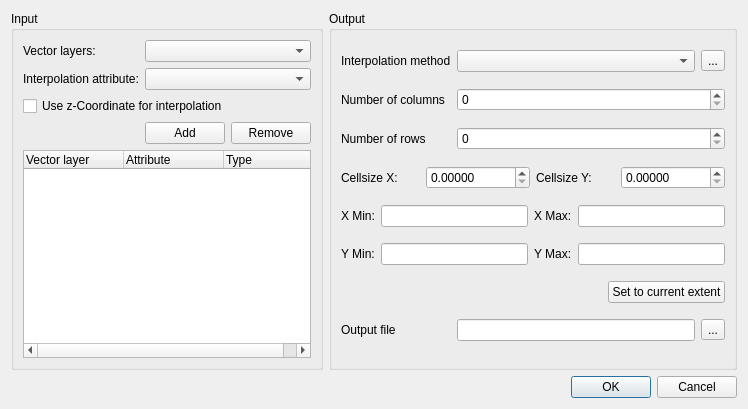
Before: the Qt Designer form qgis/src/plugins/interpolation/qgsinterpolationdialogbase.ui in sourcepole/qgis, drawn with Qt 5.
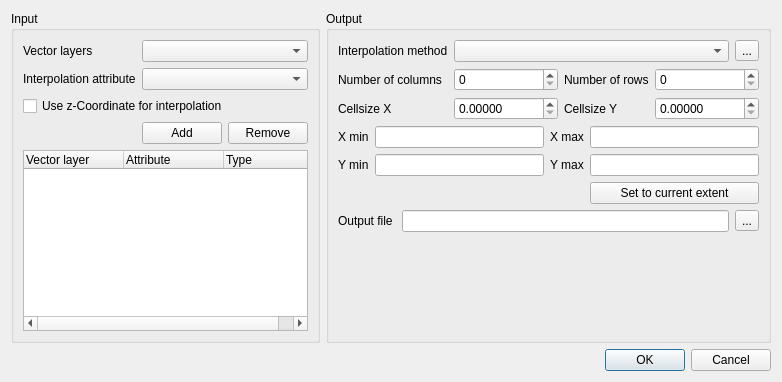
After: the same form once the commit is applied. Icons and pictures are not drawn.

Diff of the .ui file:
```diff
--- a/qgis/src/plugins/interpolation/qgsinterpolationdialogbase.ui
+++ b/qgis/src/plugins/interpolation/qgsinterpolationdialogbase.ui
@@ -7,7 +7,7 @@
     <x>0</x>
     <y>0</y>
     <width>748</width>
-    <height>409</height>
+    <height>382</height>
    </rect>
   </property>
   <property name="sizePolicy">
@@ -19,7 +19,7 @@
   <property name="windowTitle">
    <string>Interpolation plugin</string>
   </property>
-  <layout class="QGridLayout" name="gridLayout_3">
+  <layout class="QGridLayout" name="gridLayout_4">
    <item row="0" column="0">
     <widget class="QGroupBox" name="mInputGroupBox">
      <property name="sizePolicy">
@@ -35,7 +35,7 @@
       <item row="0" column="0">
        <widget class="QLabel" name="label_2">
         <property name="text">
-         <string>Vector layers:</string>
+         <string>Vector layers</string>
         </property>
         <property name="buddy">
          <cstring>mInputLayerComboBox</cstring>
@@ -55,7 +55,7 @@
       <item row="1" column="0">
        <widget class="QLabel" name="mInterpolationAttributeLabel">
         <property name="text">
-         <string>Interpolation attribute:</string>
+         <string>Interpolation attribute</string>
         </property>
         <property name="buddy">
          <cstring>mInterpolationAttributeComboBox</cstring>
@@ -126,8 +126,8 @@
      <property name="title">
       <string>Output</string>
      </property>
-     <layout class="QGridLayout" name="gridLayout_2">
-      <item row="0" column="0">
+     <layout class="QGridLayout" name="gridLayout_3">
+      <item row="0" column="0" colspan="2">
        <widget class="QLabel" name="mInterpolationLabel">
         <property name="text">
          <string>Interpolation method</string>
@@ -137,10 +137,10 @@
         </property>
        </widget>
       </item>
-      <item row="0" column="1">
+      <item row="0" column="2" colspan="4">
        <widget class="QComboBox" name="mInterpolationMethodComboBox"/>
       </item>
-      <item row="0" column="2">
+      <item row="0" column="6">
        <widget class="QToolButton" name="mConfigureInterpolationButton">
         <property name="text">
          <string>...</string>
@@ -151,7 +151,7 @@
         </property>
        </widget>
       </item>
-      <item row="1" column="0">
+      <item row="1" column="0" colspan="2">
        <widget class="QLabel" name="mNumberOfColumnsLabel">
         <property name="text">
          <string>Number of columns</string>
@@ -161,14 +161,14 @@
         </property>
        </widget>
       </item>
-      <item row="1" column="1" colspan="2">
+      <item row="1" column="2">
        <widget class="QSpinBox" name="mNumberOfColumnsSpinBox">
         <property name="maximum">
          <number>10000000</number>
         </property>
        </widget>
       </item>
-      <item row="2" column="0">
+      <item row="1" column="3" colspan="2">
        <widget class="QLabel" name="mNumberOfRowsLabel">
         <property name="text">
          <string>Number of rows</string>
@@ -178,26 +178,24 @@
         </property>
        </widget>
       </item>
-      <item row="2" column="1" colspan="2">
+      <item row="1" column="5" colspan="2">
        <widget class="QSpinBox" name="mNumberOfRowsSpinBox">
         <property name="maximum">
          <number>10000000</number>
         </property>
        </widget>
       </item>
-      <item row="3" column="0" colspan="3">
-       <layout class="QHBoxLayout" name="horizontalLayout_3">
-        <item>
+      <item row="2" column="0">
          <widget class="QLabel" name="mCellsizeXLabel">
           <property name="text">
-           <string>Cellsize X:</string>
+         <string>Cellsize X</string>
           </property>
           <property name="buddy">
            <cstring>mCellsizeXSpinBox</cstring>
           </property>
          </widget>
         </item>
-        <item>
+      <item row="2" column="2">
          <widget class="QDoubleSpinBox" name="mCellsizeXSpinBox">
           <property name="decimals">
            <number>5</number>
@@ -207,17 +205,17 @@
           </property>
          </widget>
         </item>
-        <item>
+      <item row="2" column="3" colspan="2">
          <widget class="QLabel" name="mCellsizeYLabel">
           <property name="text">
-           <string>Cellsize Y:</string>
+         <string>Cellsize Y</string>
           </property>
           <property name="buddy">
            <cstring>mCellSizeYSpinBox</cstring>
           </property>
          </widget>
         </item>
-        <item>
+      <item row="2" column="5" colspan="2">
          <widget class="QDoubleSpinBox" name="mCellSizeYSpinBox">
           <property name="decimals">
            <number>5</number>
@@ -227,84 +225,61 @@
           </property>
          </widget>
         </item>
-       </layout>
-      </item>
-      <item row="4" column="0" colspan="3">
-       <layout class="QHBoxLayout" name="horizontalLayout">
-        <item>
+      <item row="3" column="0" colspan="7">
+       <layout class="QGridLayout" name="gridLayout_2">
+        <item row="0" column="0">
          <widget class="QLabel" name="mXMinLabel">
           <property name="text">
-           <string>X Min:</string>
+           <string>X min</string>
           </property>
           <property name="buddy">
            <cstring>mXMinLineEdit</cstring>
           </property>
          </widget>
         </item>
-        <item>
+        <item row="0" column="1">
          <widget class="QLineEdit" name="mXMinLineEdit"/>
         </item>
-        <item>
+        <item row="0" column="2">
          <widget class="QLabel" name="mXMaxLabel">
           <property name="text">
-           <string>X Max:</string>
+           <string>X max</string>
           </property>
           <property name="buddy">
            <cstring>mXMaxLineEdit</cstring>
           </property>
          </widget>
         </item>
-        <item>
+        <item row="0" column="3">
          <widget class="QLineEdit" name="mXMaxLineEdit"/>
         </item>
-       </layout>
-      </item>
-      <item row="5" column="0" colspan="3">
-       <layout class="QHBoxLayout" name="horizontalLayout_2">
-        <item>
+        <item row="1" column="0">
          <widget class="QLabel" name="mYMinLabel">
           <property name="text">
-           <string>Y Min:</string>
+           <string>Y min</string>
           </property>
           <property name="buddy">
            <cstring>mYMinLineEdit</cstring>
           </property>
          </widget>
         </item>
-        <item>
+        <item row="1" column="1">
          <widget class="QLineEdit" name="mYMinLineEdit"/>
         </item>
-        <item>
+        <item row="1" column="2">
          <widget class="QLabel" name="mYMaxLabel">
           <property name="text">
-           <string>Y Max:</string>
+           <string>Y max</string>
           </property>
           <property name="buddy">
            <cstring>mYMaxLineEdit</cstring>
           </property>
          </widget>
         </item>
-        <item>
+        <item row="1" column="3">
          <widget class="QLineEdit" name="mYMaxLineEdit"/>
         </item>
-       </layout>
-      </item>
-      <item row="6" column="0" colspan="3">
-       <layout class="QHBoxLayout" name="horizontalLayout_4">
-        <item>
-         <spacer name="horizontalSpacer">
-          <property name="orientation">
-           <enum>Qt::Horizontal</enum>
-          </property>
-          <property name="sizeHint" stdset="0">
-           <size>
-            <width>298</width>
-            <height>20</height>
-           </size>
-          </property>
-         </spacer>
-        </item>
-        <item>
+        <item row="2" column="3">
          <widget class="QPushButton" name="mBBoxToCurrentExtent">
           <property name="text">
            <string>Set to current extent</string>
@@ -313,7 +288,7 @@
         </item>
        </layout>
       </item>
-      <item row="7" column="0">
+      <item row="5" column="0">
        <widget class="QLabel" name="mOutputFileLabel">
         <property name="text">
          <string>Output file </string>
@@ -323,16 +298,29 @@
         </property>
        </widget>
       </item>
-      <item row="7" column="1">
+      <item row="5" column="1" colspan="5">
        <widget class="QLineEdit" name="mOutputFileLineEdit"/>
       </item>
-      <item row="7" column="2">
+      <item row="5" column="6">
        <widget class="QToolButton" name="mOutputFileButton">
         <property name="text">
          <string>...</string>
         </property>
        </widget>
       </item>
+      <item row="6" column="1">
+       <spacer name="verticalSpacer">
+        <property name="orientation">
+         <enum>Qt::Vertical</enum>
+        </property>
+        <property name="sizeHint" stdset="0">
+         <size>
+          <width>20</width>
+          <height>40</height>
+         </size>
+        </property>
+       </spacer>
+      </item>
      </layout>
     </widget>
    </item>
```
Lines whose indentation alone changed are shown as unchanged.
